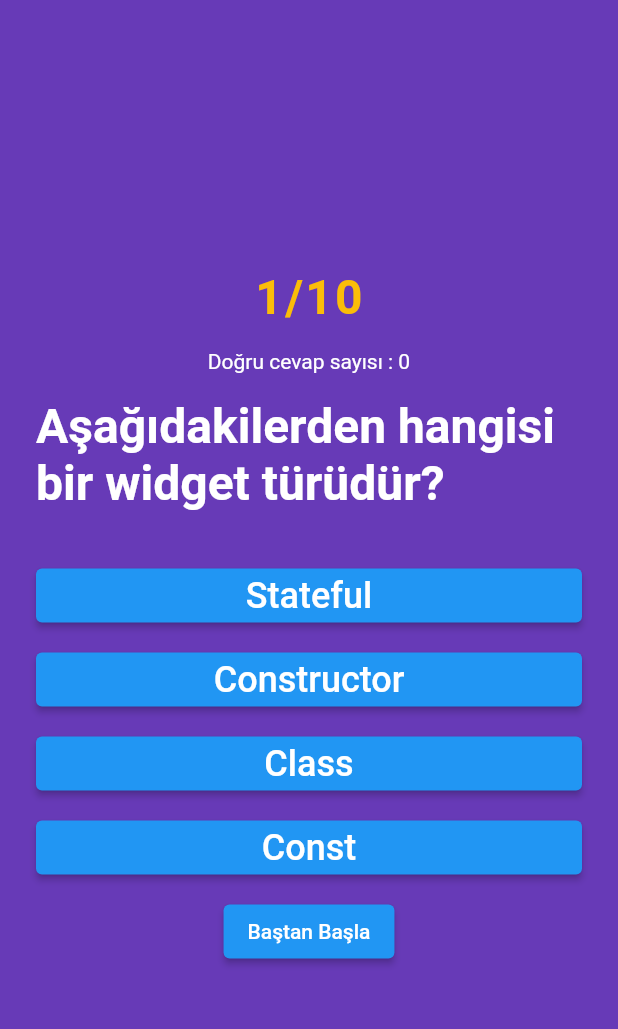
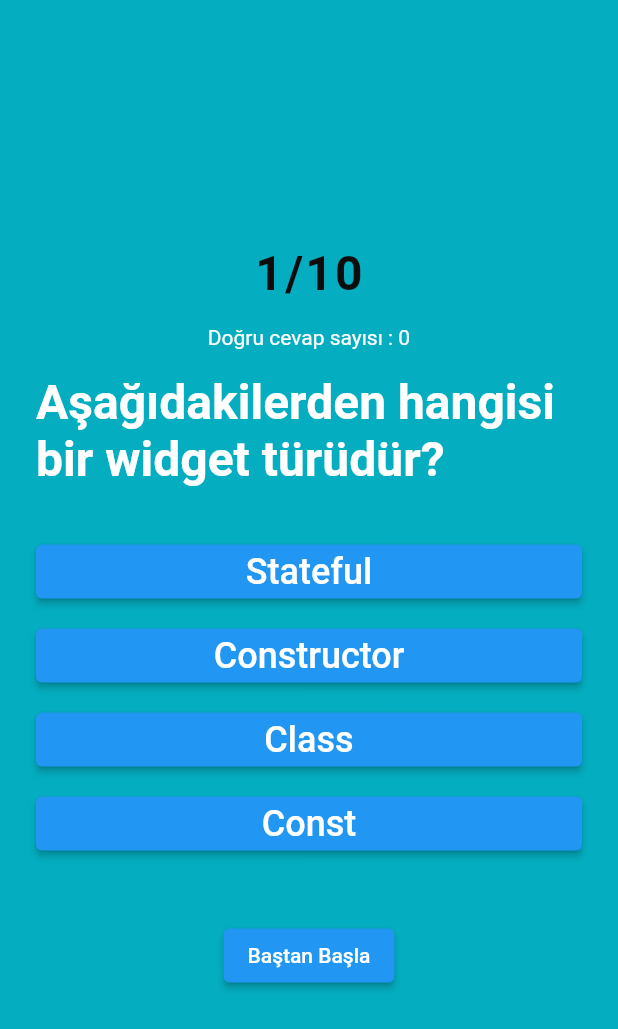
Before and after one commit to zehraCoskun/tobeto-flutter, a Flutter app: the screen it shows after launch, after a tap on "Başla", on a phone screen of 412 x 824 dp. Shown: the top 1029 px of the screen. Run offline on Flutter 3.47's test engine with Material 2 defaults, Android fonts, the phone set to English and light mode, and no system bars.

Commit message:
0711 workshop added

```diff
--- a/workshops/0211projects/quiz_app/lib/assets/colors/colors.dart
+++ b/workshops/0211projects/quiz_app/lib/assets/colors/colors.dart
@@ -1,3 +1,6 @@
 import 'package:flutter/material.dart';
 
-const Color myAmber = Color.fromARGB(255, 251, 189, 8);
+const Color sari = Color.fromARGB(255, 242, 183, 5);
+const Color turkuaz = Color.fromARGB(255, 4, 217, 217);
+const Color siyah = Color.fromARGB(255, 13, 13, 13);
+const Color mavi = Color.fromARGB(255, 4, 173, 191);
--- a/workshops/0211projects/quiz_app/lib/main.dart
+++ b/workshops/0211projects/quiz_app/lib/main.dart
@@ -1,13 +1,23 @@
 import 'package:flutter/material.dart';
+import 'package:quiz_app/assets/colors/colors.dart';
 import 'package:quiz_app/views/questions_screen.dart';
 import 'package:quiz_app/views/quiz_home_screen.dart';
 
 void main() {
   runApp(
     MaterialApp(
+      theme: ThemeData.light().copyWith(
+          appBarTheme: const AppBarTheme(
+              backgroundColor: mavi,
+              titleTextStyle: TextStyle(
+                color: Colors.white,
+                fontSize: 32,
+                fontWeight: FontWeight.bold,
+              ))),
       home: const QuizHomeScreen(),
       routes: {
         '/toQuestions': (context) => const QuestionScreen(),
+        '/toHome': (context) => const QuizHomeScreen()
       },
     ),
   );
--- a/workshops/0211projects/quiz_app/lib/views/questions_screen.dart
+++ b/workshops/0211projects/quiz_app/lib/views/questions_screen.dart
@@ -1,7 +1,7 @@
 import 'package:flutter/material.dart';
 import 'package:quiz_app/assets/colors/colors.dart';
 import 'package:quiz_app/data/quetions.dart';
-
+import 'package:quiz_app/views/result_screen.dart';
 
 class QuestionScreen extends StatefulWidget {
   const QuestionScreen({super.key});
@@ -13,7 +13,8 @@ class QuestionScreen extends StatefulWidget {
 class _QuestionScreenState extends State<QuestionScreen> {
   int currentPage = 1;
   int currentQuestionIndex = 0;
-  int numberOfCorrextAnswer = 0;
+  int numberOfCorrectAnswer = 0;
+  List<int> wrongAnsweredQuestion = [];
 
   void updateQuestionAndPage() {
     setState(() {
@@ -21,7 +22,14 @@ class _QuestionScreenState extends State<QuestionScreen> {
         currentQuestionIndex++;
         currentPage++;
       } else {
-        Navigator.pop(context);
+        Navigator.push(
+          context,
+          MaterialPageRoute(
+              builder: (context) => ResultScreen(
+                    correctAnswers: numberOfCorrectAnswer,
+                    wrongAnswer: wrongAnsweredQuestion,
+                  )),
+        );
       }
     });
   }
@@ -29,7 +37,7 @@ class _QuestionScreenState extends State<QuestionScreen> {
   @override
   Widget build(BuildContext context) {
     return Scaffold(
-      backgroundColor: Colors.deepPurple,
+      backgroundColor: mavi,
       body: Center(
           child: Column(
         mainAxisAlignment: MainAxisAlignment.center,
@@ -37,7 +45,7 @@ class _QuestionScreenState extends State<QuestionScreen> {
           Text(
             '$currentPage/10',
             style: const TextStyle(
-                color: myAmber,
+                color: siyah,
                 fontSize: 32,
                 fontWeight: FontWeight.bold,
                 letterSpacing: 1.5),
@@ -45,7 +53,7 @@ class _QuestionScreenState extends State<QuestionScreen> {
           Padding(
             padding: const EdgeInsets.all(16.0),
             child: Text(
-              'Doğru cevap sayısı : $numberOfCorrextAnswer',
+              'Doğru cevap sayısı : $numberOfCorrectAnswer',
               style: const TextStyle(color: Colors.white),
             ),
           ),
@@ -73,7 +81,9 @@ class _QuestionScreenState extends State<QuestionScreen> {
                         setState(() {
                           if (answer ==
                               questions[currentQuestionIndex].correctAnswer) {
-                            numberOfCorrextAnswer += 1;
+                            numberOfCorrectAnswer += 1;
+                          } else {
+                            wrongAnsweredQuestion.add(currentQuestionIndex);
                           }
                         });
                         updateQuestionAndPage();
@@ -88,6 +98,7 @@ class _QuestionScreenState extends State<QuestionScreen> {
               ],
             ),
           ),
+          const SizedBox(height: 32),
           ElevatedButton(
             onPressed: () {
               Navigator.pop(context);
--- a/workshops/0211projects/quiz_app/lib/views/quiz_home_screen.dart
+++ b/workshops/0211projects/quiz_app/lib/views/quiz_home_screen.dart
@@ -1,4 +1,5 @@
 import 'package:flutter/material.dart';
+import 'package:quiz_app/assets/colors/colors.dart';
 
 class QuizHomeScreen extends StatefulWidget {
   const QuizHomeScreen({super.key});
@@ -13,7 +14,7 @@ class _QuizHomeScreenState extends State<QuizHomeScreen> {
   @override
   Widget build(BuildContext context) {
     return Scaffold(
-      backgroundColor: Colors.deepPurple,
+      backgroundColor: turkuaz,
       body: Center(
           child: Column(
         mainAxisAlignment: MainAxisAlignment.spaceEvenly,
@@ -24,7 +25,7 @@ class _QuizHomeScreenState extends State<QuizHomeScreen> {
             child: Text(
               textTitle,
               style: const TextStyle(
-                  color: Color.fromARGB(255, 251, 189, 8),
+                  color: siyah,
                   fontSize: 32,
                   fontWeight: FontWeight.bold,
                   letterSpacing: 1.5),
```
Also changed, not shown: workshops/0211projects/quiz_app/lib/views/result_screen.dart (added, +59 -0 lines), 5 other files.
